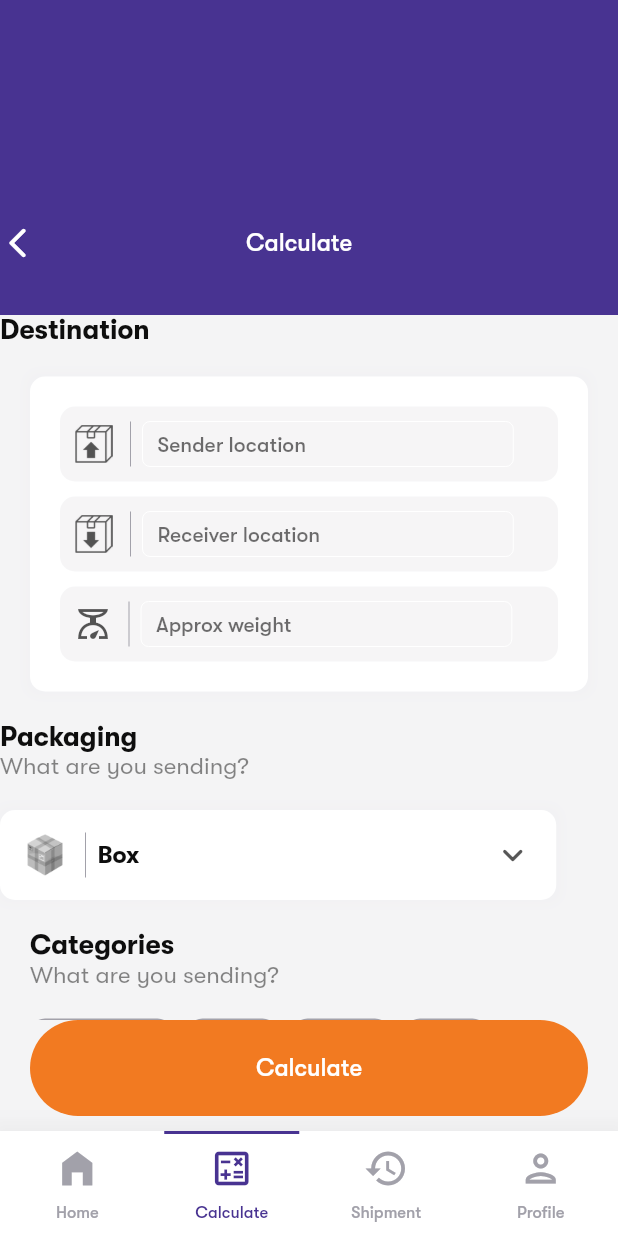
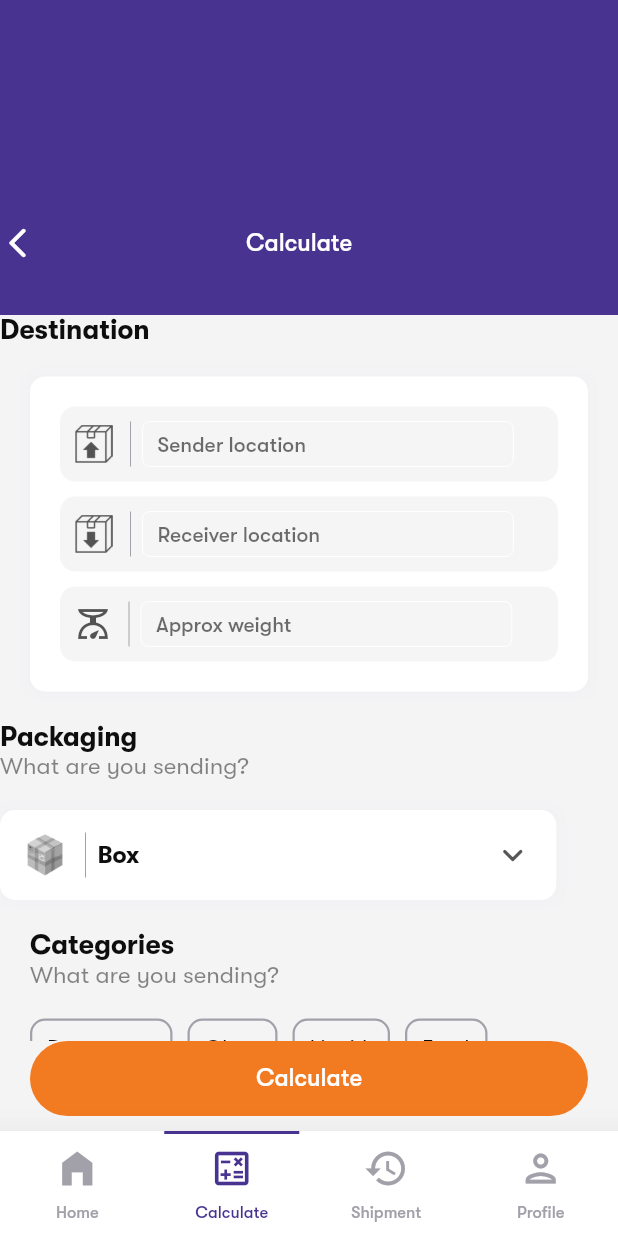
Before and after one commit to maleoaje/move_mate, a Flutter app: the screen it shows after launch, item 2 of the bottom bar chosen, on a phone screen of 412 x 824 dp. Run offline on Flutter 3.47's test engine with Material 2 defaults, Android fonts, the light colour scheme and no system bars; drawn by our look-alikes of flutter_animate; our stand-ins replace countup, font_awesome_flutter, line_icons; network calls fail.

Commit message:
android check

```diff
--- a/lib/screens/calculate.dart
+++ b/lib/screens/calculate.dart
@@ -452,7 +452,7 @@ class _CalculatePageState extends State<CalculatePage> {
       bottomNavigationBar: Padding(
         padding: const EdgeInsets.fromLTRB(20, 0, 20, 10),
         child: SizedBox(
-          height: 64,
+          height: 50,
           child: InkWell(
             highlightColor: white,
             splashColor: Colors.transparent,
@@ -472,7 +472,7 @@ class _CalculatePageState extends State<CalculatePage> {
                     ],
                     child: Container(
                       padding: const EdgeInsets.symmetric(
-                          horizontal: 10, vertical: 5),
+                          horizontal: 10, vertical: 2),
                       width: MediaQuery.of(context).size.width,
                       decoration: BoxDecoration(
                           color: primaryOrange,
@@ -496,8 +496,6 @@ class _CalculatePageState extends State<CalculatePage> {
                           delay: Duration(milliseconds: 1))
                     ],
                     child: Container(
-                      padding: const EdgeInsets.symmetric(
-                          horizontal: 10, vertical: 4),
                       width: MediaQuery.of(context).size.width,
                       decoration: BoxDecoration(
                           color: primaryOrange,
--- a/lib/widgets/search_widget.dart
+++ b/lib/widgets/search_widget.dart
@@ -27,7 +27,7 @@ class SearchWidget extends StatelessWidget {
               ),
               SizedBox(
                 height: 50,
-                width: MediaQuery.of(context).size.width * .69,
+                width: MediaQuery.of(context).size.width * .68,
                 child: TextFormField(
                   autofocus: false,
                   enabled: false,
```
